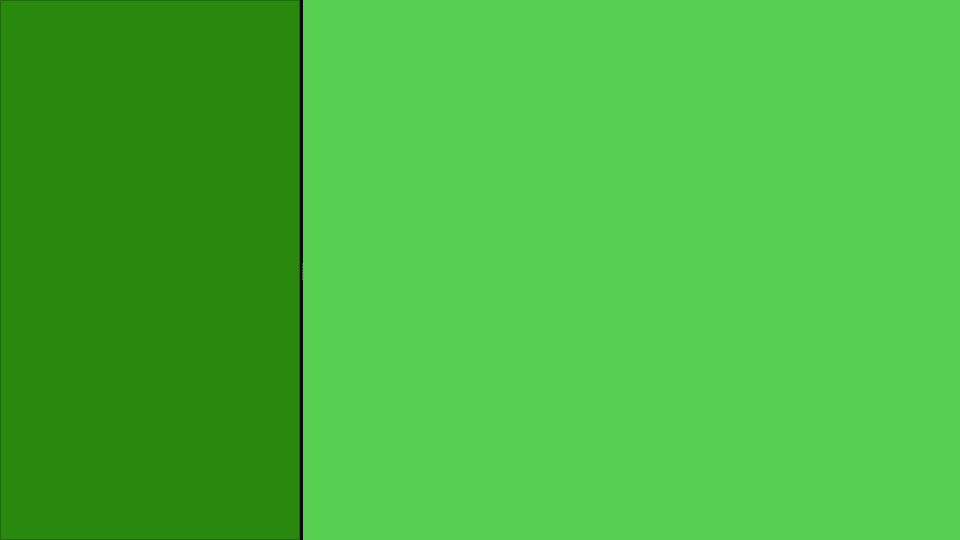
Above: userinterface/b4p_mainwindow.ui from pacojima/Bio4Player before the change. Below: the same form after it.
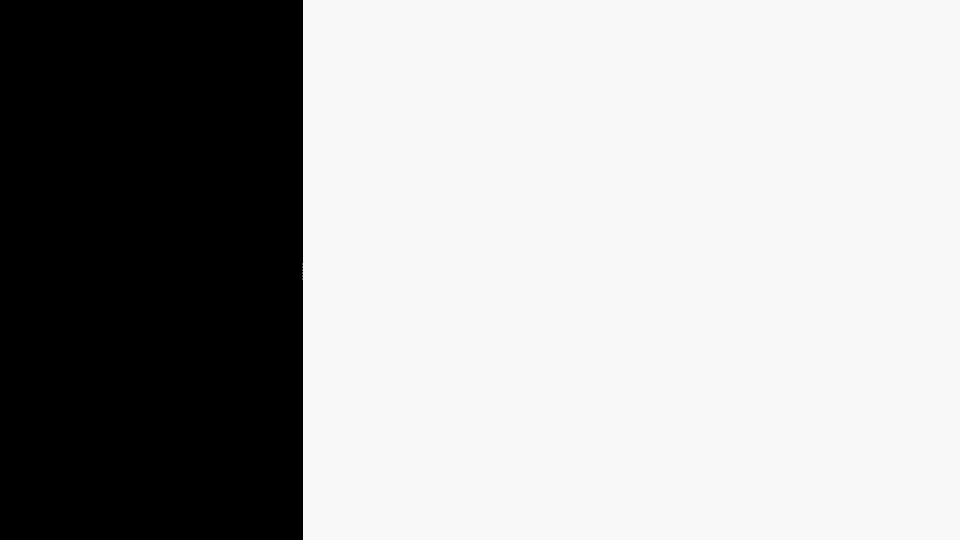
That is the form after the change.

Diff of the .ui file:
```diff
--- a/userinterface/b4p_mainwindow.ui
+++ b/userinterface/b4p_mainwindow.ui
@@ -68,7 +68,7 @@
        </property>
        <property name="minimumSize">
         <size>
-         <width>0</width>
+         <width>300</width>
          <height>0</height>
         </size>
        </property>
@@ -91,7 +91,7 @@
         </size>
        </property>
        <property name="styleSheet">
-        <string notr="true">background-color: rgb(41, 136, 14);</string>
+        <string notr="true">background-color: rgb(0, 0, 0);</string>
        </property>
        <layout class="QVBoxLayout" name="verticalLayout">
         <property name="spacing">
@@ -165,7 +165,7 @@
         </size>
        </property>
        <property name="styleSheet">
-        <string notr="true">background-color: rgb(86, 206, 80);</string>
+        <string notr="true">background-color: rgb(248, 248, 248);</string>
        </property>
        <layout class="QVBoxLayout" name="ViewPanel"/>
       </widget>
```
